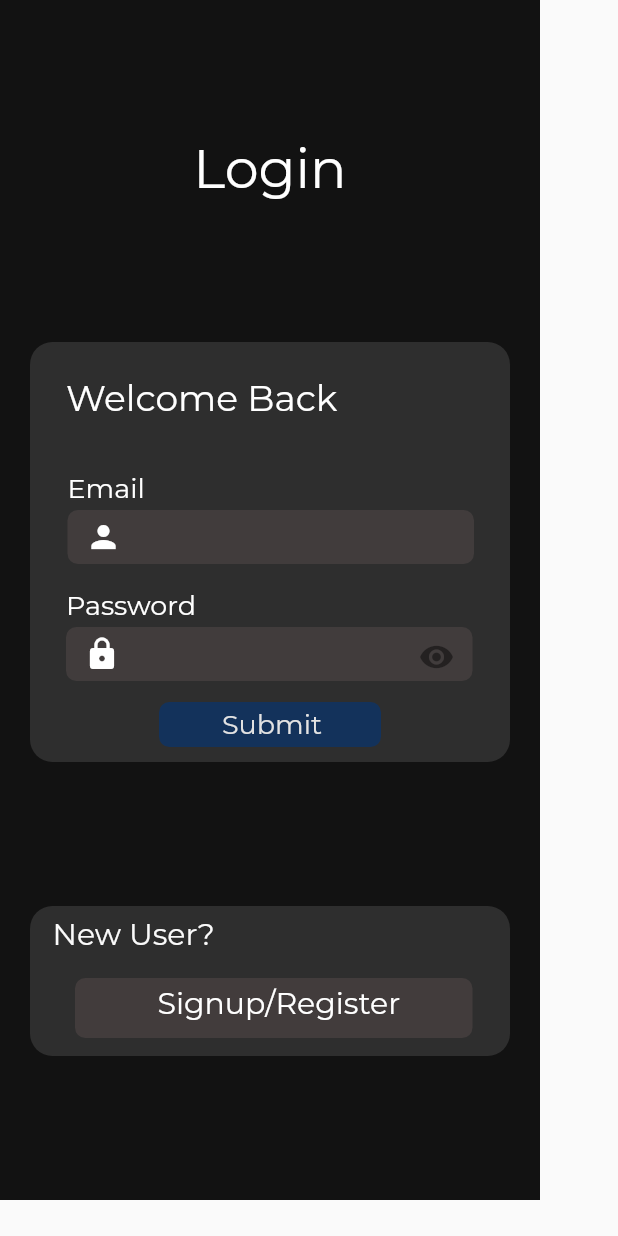
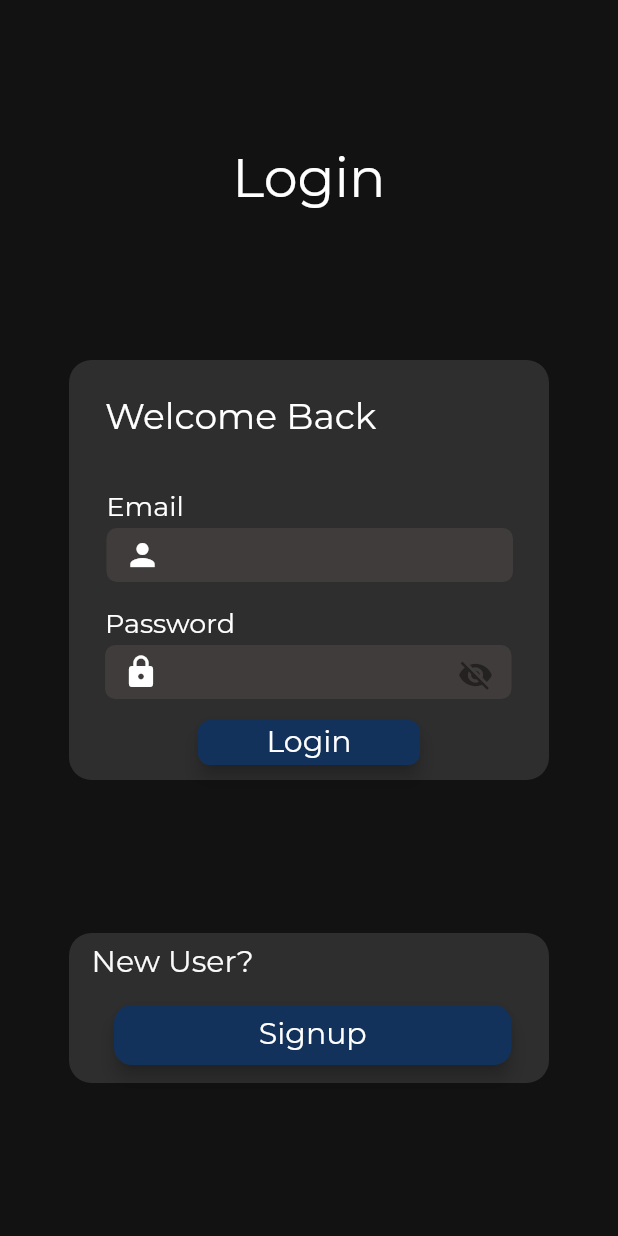
Before and after one commit to amanhsn/E-NUST, a Flutter app: the screen it shows after launch, on a phone screen of 412 x 824 dp. Run offline on Flutter 3.47's test engine with Material 2 defaults, Android fonts, the phone set to English and light mode, and no system bars; our stand-ins replace firebase_auth, firebase_core, flutter_svg; accounts and stored records are empty; project files that could hold a hidden picture were left out.

Commit message:
Fixed Button Issue

```diff
--- a/lib/HomeScreen.dart
+++ b/lib/HomeScreen.dart
@@ -11,7 +11,7 @@ class _HomeScreenState extends State<HomeScreen>{
   Widget build(BuildContext context) {
     return Scaffold(
       appBar: AppBar(
-        title: Text('Home Screen'),
+        title: Text('I LOVE MAMA'),
       ),
       body: Center(
         child: Column(
--- a/lib/main.dart
+++ b/lib/main.dart
@@ -104,8 +104,8 @@ class _MyHomePageState extends State<MyHomePage> {
   TextEditingController _emailController = TextEditingController();
   TextEditingController _passwordController = TextEditingController();
   return Container(
-    width: 360,
-    height: 800,
+    width: double.infinity,
+    height: double.infinity,
     color: const Color(0xff121212),
     child: Flex(direction: Axis.vertical,
     children: [
@@ -169,18 +169,21 @@ class _MyHomePageState extends State<MyHomePage> {
         child: Material(
           color: Colors.transparent,
           child: TextField(
+            obscureText: _obscureText,
             controller: _passwordController,
-            obscureText: _obscureText,
             decoration: InputDecoration(
               prefixIcon: Icon(Icons.lock, color: Colors.white),
+
               suffixIcon: IconButton(
-              icon: Icon(_obscureText ? Icons.visibility : Icons.visibility_off),
-              onPressed: () {
-              setState(() {
+          icon: Icon(
+            _obscureText ? Icons.visibility_off : Icons.visibility,
+          ),
+          onPressed: () {
+            setState(() {
               _obscureText = !_obscureText;
-              });
-              },
-              ),
+            });
+          },
+        ),
               contentPadding: EdgeInsets.zero,
               filled: true,
               fillColor: Color.fromRGBO(65, 60, 60, 1),
@@ -269,35 +272,21 @@ const Positioned(
         fontWeight: FontWeight.normal,
         height: 1
       ),)
-      ),const Positioned(
-        top: 112,
-        left: 30,
-        child: Text('', textAlign: TextAlign.left, style: TextStyle(
-          decoration: TextDecoration.none,
-        color: Color.fromRGBO(255, 255, 255, 1),
-        fontFamily: 'Montserrat',
-        fontSize: 18,
-        letterSpacing: 0 /*percentages not used in flutter. defaulting to zero*/,
-        fontWeight: FontWeight.normal,
-        height: 1
-      ),)
-      )
-      ,Positioned(
+      ),
+      Positioned(
         top: 240,
         left: 86,
         child: Container(
+        //color:Color.fromRGBO(19, 50, 91, 1),
         width: 148,
         height: 30,
-        decoration: const BoxDecoration(
-          borderRadius : BorderRadius.only(
-            topLeft: Radius.circular(7),
-            topRight: Radius.circular(7),
-            bottomLeft: Radius.circular(7),
-            bottomRight: Radius.circular(7),
-          ),
-      color : Color.fromRGBO(19, 50, 91, 1),
-  ),
+  child: Material(
+    color: Color.fromRGBO(19, 50, 91, 1),
+    elevation: 5,
+    borderRadius: BorderRadius.circular(8),
   child: RawMaterialButton(onPressed: () async{
+
+    //enabled=true;
     //testing app
     User? user = await loginUsingEmailPassword(email: _emailController.text, password: _passwordController.text, context: context);
     print(user);
@@ -305,21 +294,19 @@ const Positioned(
       Navigator.push(context, MaterialPageRoute(builder: (context) => HomeScreen()));
     }
   },
-
-  ),
-      )
-      ),const Positioned(
-        top: 247,
-        left: 128,
-        child: Text('Submit', textAlign: TextAlign.left, style: TextStyle(
+  //fillColor: Color.fromRGBO(19, 50, 91, 1),
+  child: Text("Login",textAlign: TextAlign.center, style: TextStyle(
           decoration: TextDecoration.none,
-        color: Color.fromRGBO(227, 227, 227, 1),
+        color: Color.fromRGBO(255, 255, 255, 1),
         fontFamily: 'Montserrat',
-        fontSize: 18,
+        fontSize: 20,
         letterSpacing: 0 /*percentages not used in flutter. defaulting to zero*/,
         fontWeight: FontWeight.normal,
-        height: 1
-      ),)
+        height: 1,
+      ))
+  ),
+  )
+      )
       ),
         ]
       )
@@ -332,7 +319,7 @@ const Positioned(
           Positioned(
         top: 10,
         left: 15,
-        child: Text('New User?', textAlign: TextAlign.left, style: TextStyle(
+        child: Text('New User?', textAlign: TextAlign.center, style: TextStyle(
           decoration: TextDecoration.none,
         color: Color.fromRGBO(255, 255, 255, 1),
         fontFamily: 'Montserrat',
@@ -363,34 +350,27 @@ const Positioned(
         child: Container(
         width: 265,
         height: 40,
-        decoration: BoxDecoration(
-          borderRadius : BorderRadius.only(
-            topLeft: Radius.circular(7),
-            topRight: Radius.circular(7),
-            bottomLeft: Radius.circular(7),
-            bottomRight: Radius.circular(7),
-          ),
-      color : Color.fromRGBO(66, 60, 60, 1),
-  ),
+  child: Material(
+    elevation: 5,
+    borderRadius: BorderRadius.circular(12),
+    color: Color.fromRGBO(19, 50, 91, 1),
     child: RawMaterialButton(onPressed: () async{
+      enabled: true;
     //testing app
       Navigator.push(context, MaterialPageRoute(builder: (context) => HomeScreen()));
     },
-
-  )
-      )
-      ),const Positioned(
-        top: 56,
-        left: 85,
-        child: Text('Signup/Register', textAlign: TextAlign.left, style: TextStyle(
-        decoration: TextDecoration.none,
+    child: Text("Signup",textAlign: TextAlign.center, style: TextStyle(
+          decoration: TextDecoration.none,
         color: Color.fromRGBO(255, 255, 255, 1),
         fontFamily: 'Montserrat',
         fontSize: 20,
         letterSpacing: 0 /*percentages not used in flutter. defaulting to zero*/,
         fontWeight: FontWeight.normal,
-        height: 1
-      ),),
+        height: 1,
+      ))
+  ),
+  )
+      )
       ),
         ]
       )
```
